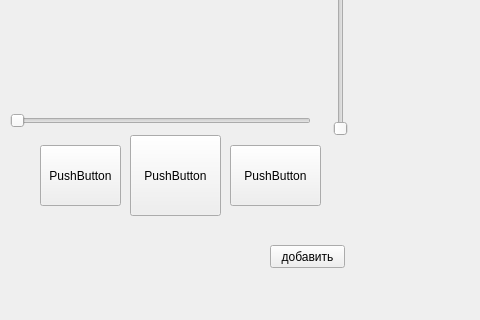
Old version of the form ui/player.ui in the repository xruxru24/kirillMusic; both pictures show x 0 to 480 and y 215 to 535 of the 1000 by 1000 pixel window.
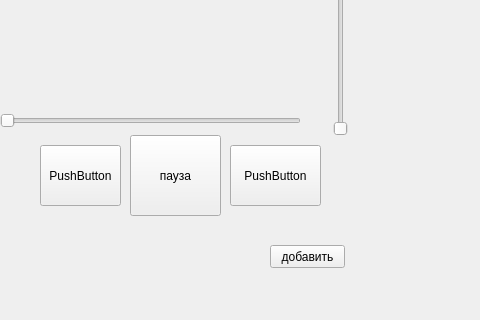
New version of the form.

Diff of the .ui file:
```diff
--- a/ui/player.ui
+++ b/ui/player.ui
@@ -24,7 +24,7 @@
      </rect>
     </property>
     <property name="text">
-     <string>PushButton</string>
+     <string>пауза</string>
     </property>
    </widget>
    <widget class="QPushButton" name="pushButton_2">
@@ -66,19 +66,6 @@
      <enum>Qt::Vertical</enum>
     </property>
    </widget>
-   <widget class="QSlider" name="horizontalSlider">
-    <property name="geometry">
-     <rect>
-      <x>10</x>
-      <y>320</y>
-      <width>301</width>
-      <height>31</height>
-     </rect>
-    </property>
-    <property name="orientation">
-     <enum>Qt::Horizontal</enum>
-    </property>
-   </widget>
    <widget class="QPushButton" name="dialog_button">
     <property name="geometry">
      <rect>
@@ -92,6 +79,19 @@
      <string>добавить</string>
     </property>
    </widget>
+   <widget class="QSlider" name="progress_slider">
+    <property name="geometry">
+     <rect>
+      <x>0</x>
+      <y>320</y>
+      <width>301</width>
+      <height>31</height>
+     </rect>
+    </property>
+    <property name="orientation">
+     <enum>Qt::Horizontal</enum>
+    </property>
+   </widget>
   </widget>
   <widget class="QMenuBar" name="menubar">
    <property name="geometry">
```
